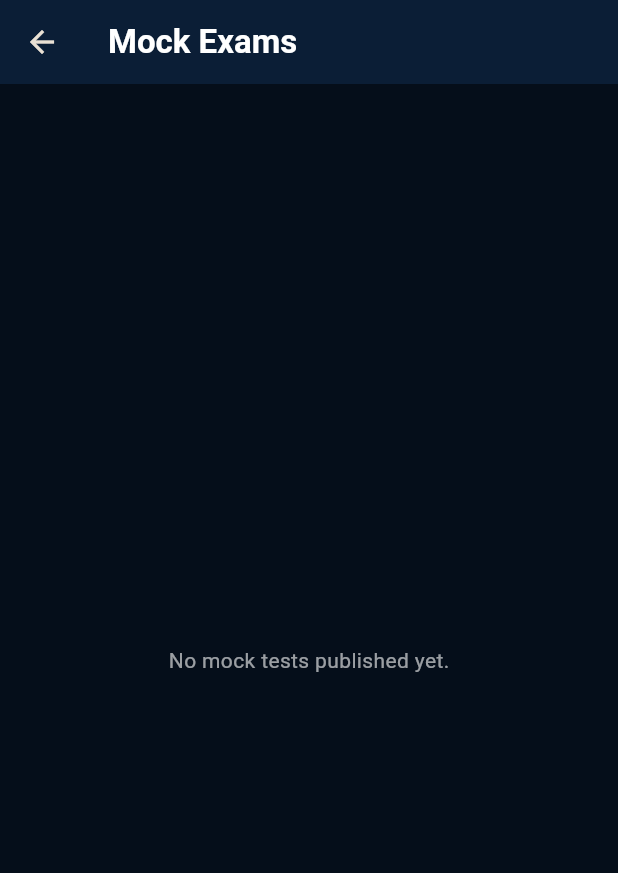
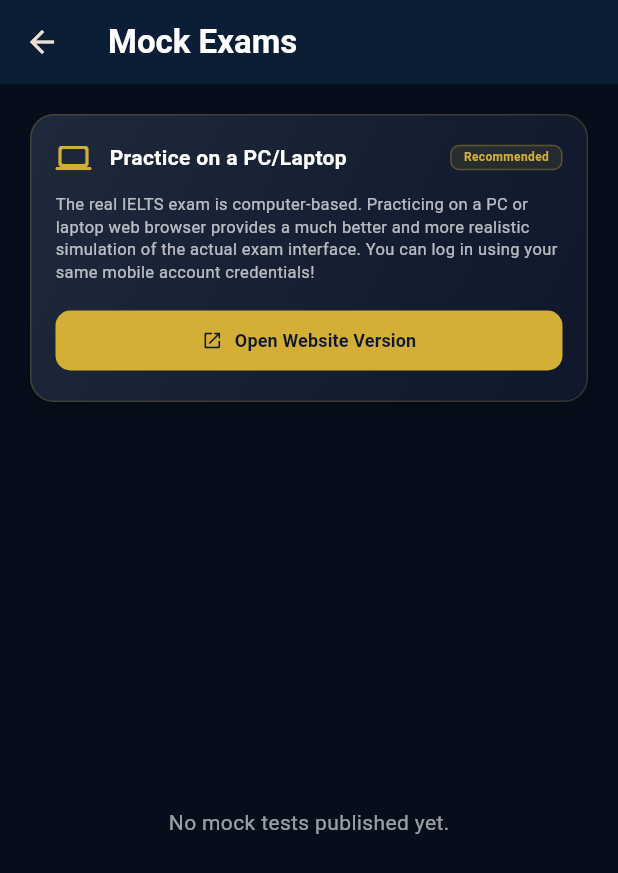
Before and after one commit to Omatsulijoshua/AuraLingo-AI-, a Flutter app: the MockExamsScreen screen opened directly, on a phone screen of 412 x 824 dp. Shown: the top 873 px of the screen. Run offline on Flutter 3.47's test engine with Material 3 defaults, Android fonts, the phone set to English and light mode, and no system bars; our stand-ins replace audioplayers, flutter_riverpod, shared_preferences; accounts and stored records are empty; network calls fail.

Commit message:
Feat: Add PC Mock Exam recommendation banner in Flutter app and redesign web dashboard to multi-column layout

```diff
--- a/mobile_app/lib/screens/mock_exams_screen.dart
+++ b/mobile_app/lib/screens/mock_exams_screen.dart
@@ -2,6 +2,7 @@ import 'dart:async';
 import 'dart:convert';
 import 'package:flutter/material.dart';
 import '../services/api_service.dart';
+import 'package:url_launcher/url_launcher.dart';
 
 class MockExamsScreen extends StatefulWidget {
   const MockExamsScreen({super.key});
@@ -364,10 +365,15 @@ class _MockExamsScreenState extends State<MockExamsScreen> {
         backgroundColor: const Color(0xFF0B1E36),
         title: const Text('Mock Exams', style: TextStyle(color: Colors.white, fontWeight: FontWeight.bold)),
       ),
-      body: _mockTests.isEmpty
+      body: Column(
+        crossAxisAlignment: CrossAxisAlignment.start,
+        children: [
+          _buildWebRecommendationCard(),
+          Expanded(
+            child: _mockTests.isEmpty
                 ? const Center(child: Text('No mock tests published yet.', style: TextStyle(color: Colors.white60)))
                 : ListView.builder(
-              padding: const EdgeInsets.all(20),
+                    padding: const EdgeInsets.symmetric(horizontal: 20, vertical: 16),
                     itemCount: _mockTests.length,
                     itemBuilder: (context, idx) {
                       final test = _mockTests[idx];
@@ -423,6 +429,117 @@ class _MockExamsScreenState extends State<MockExamsScreen> {
                       );
                     },
                   ),
+          ),
+        ],
+      ),
+    );
+  }
+
+  Widget _buildWebRecommendationCard() {
+    return Container(
+      margin: const EdgeInsets.fromLTRB(20, 20, 20, 4),
+      padding: const EdgeInsets.all(16),
+      decoration: BoxDecoration(
+        gradient: const LinearGradient(
+          colors: [Color(0xFF1E293B), Color(0xFF0F172A)],
+          begin: Alignment.topLeft,
+          end: Alignment.bottomRight,
+        ),
+        borderRadius: BorderRadius.circular(16),
+        border: Border.all(color: const Color(0xFFD4AF37).withValues(alpha: 0.2)),
+        boxShadow: [
+          BoxShadow(
+            color: Colors.black.withValues(alpha: 0.15),
+            blurRadius: 10,
+            offset: const Offset(0, 4),
+          ),
+        ],
+      ),
+      child: Column(
+        crossAxisAlignment: CrossAxisAlignment.start,
+        children: [
+          Row(
+            children: [
+              const Icon(
+                Icons.computer_rounded,
+                color: Color(0xFFD4AF37),
+                size: 24,
+              ),
+              const SizedBox(width: 12),
+              const Expanded(
+                child: Text(
+                  'Practice on a PC/Laptop',
+                  style: TextStyle(
+                    color: Colors.white,
+                    fontWeight: FontWeight.bold,
+                    fontSize: 14,
+                  ),
+                ),
+              ),
+              Container(
+                padding: const EdgeInsets.symmetric(horizontal: 8, vertical: 2),
+                decoration: BoxDecoration(
+                  color: const Color(0xFFD4AF37).withValues(alpha: 0.1),
+                  borderRadius: BorderRadius.circular(6),
+                  border: Border.all(color: const Color(0xFFD4AF37).withValues(alpha: 0.3)),
+                ),
+                child: const Text(
+                  'Recommended',
+                  style: TextStyle(
+                    color: Color(0xFFD4AF37),
+                    fontSize: 8,
+                    fontWeight: FontWeight.bold,
+                  ),
+                ),
+              ),
+            ],
+          ),
+          const SizedBox(height: 12),
+          const Text(
+            'The real IELTS exam is computer-based. Practicing on a PC or laptop web browser provides a much better and more realistic simulation of the actual exam interface. You can log in using your same mobile account credentials!',
+            style: TextStyle(
+              color: Colors.white70,
+              fontSize: 11,
+              height: 1.4,
+            ),
+          ),
+          const SizedBox(height: 14),
+          SizedBox(
+            width: double.infinity,
+            child: ElevatedButton.icon(
+              onPressed: () async {
+                final Uri url = Uri.parse('https://bandup-ielts-prep.vercel.app/dashboard/mock-exam');
+                if (await canLaunchUrl(url)) {
+                  await launchUrl(url, mode: LaunchMode.externalApplication);
+                } else {
+                  if (mounted) {
+                    ScaffoldMessenger.of(context).showSnackBar(
+                      const SnackBar(content: Text('Could not open web link.')),
                     );
                   }
                 }
+              },
+              style: ElevatedButton.styleFrom(
+                backgroundColor: const Color(0xFFD4AF37),
+                foregroundColor: const Color(0xFF0F172A),
+                elevation: 0,
+                shape: RoundedRectangleBorder(
+                  borderRadius: BorderRadius.circular(10),
+                ),
+                padding: const EdgeInsets.symmetric(vertical: 10),
+              ),
+              icon: const Icon(Icons.open_in_new_rounded, size: 14),
+              label: const Text(
+                'Open Website Version',
+                style: TextStyle(
+                  fontSize: 12,
+                  fontWeight: FontWeight.bold,
+                ),
+              ),
+            ),
+          ),
+        ],
+      ),
+    );
+  }
+}
--- a/mobile_app/pubspec.yaml
+++ b/mobile_app/pubspec.yaml
@@ -41,6 +41,7 @@ dependencies:
   audioplayers: ^6.0.0
   record: ^7.1.1
   path_provider: ^2.1.3
+  url_launcher: ^6.3.2
 
 dev_dependencies:
   flutter_test:
```
Also changed, not shown: 1 other file. Lines whose indentation alone changed are shown as unchanged.
